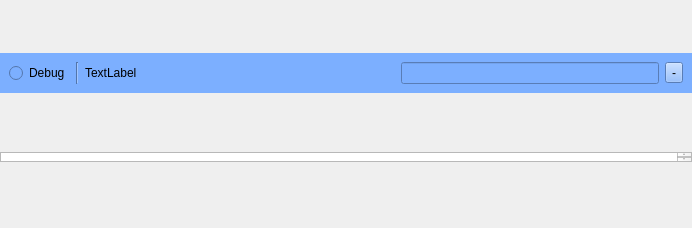
Qt form utils/qtUi/config_operation_old.ui (Halicea/hal_automator) before a commit.
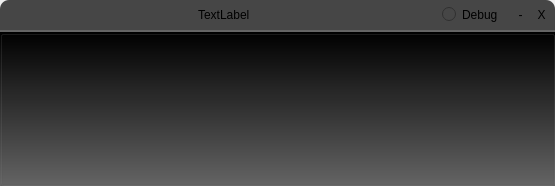
The same form after that commit.

Commit message: trying the replace the operations list with a q list view.

The edit to the form file:
```diff
--- a/utils/qtUi/config_operation_old.ui
+++ b/utils/qtUi/config_operation_old.ui
@@ -6,14 +6,43 @@
    <rect>
     <x>0</x>
     <y>0</y>
-    <width>692</width>
-    <height>228</height>
+    <width>555</width>
+    <height>186</height>
    </rect>
   </property>
+  <property name="minimumSize">
+   <size>
+    <width>300</width>
+    <height>30</height>
+   </size>
+  </property>
   <property name="windowTitle">
    <string>Form</string>
   </property>
-  <layout class="QVBoxLayout" name="verticalLayout_2">
+  <property name="styleSheet">
+   <string notr="true">QGroupBox#groupBox{
+	background-color: qlineargradient(spread:repeat, x1:0, y1:0.011, x2:0, y2:1, stop:0 rgba(0, 0, 0, 255), stop:1 rgba(101, 101, 101, 255));
+}
+
+QFrame#frame{
+background:rgb(70, 70, 70);
+border-top-left-radius: 9px;
+border-top-right-radius: 9px;
+}
+
+{
+text-color:white;
+}
+
+</string>
+  </property>
+  <layout class="QVBoxLayout" name="verticalLayout">
+   <property name="spacing">
+    <number>0</number>
+   </property>
+   <property name="sizeConstraint">
+    <enum>QLayout::SetMinimumSize</enum>
+   </property>
    <property name="leftMargin">
     <number>0</number>
    </property>
@@ -23,6 +52,9 @@
    <property name="rightMargin">
     <number>0</number>
    </property>
+   <property name="bottomMargin">
+    <number>0</number>
+   </property>
    <item>
     <widget class="QFrame" name="frame">
      <property name="sizePolicy">
@@ -31,24 +63,58 @@
        <verstretch>0</verstretch>
       </sizepolicy>
      </property>
+     <property name="minimumSize">
+      <size>
+       <width>0</width>
+       <height>30</height>
+      </size>
+     </property>
+     <property name="baseSize">
+      <size>
+       <width>200</width>
+       <height>15</height>
+      </size>
+     </property>
      <property name="styleSheet">
-      <string notr="true">background:rgb(124, 175, 255)</string>
+      <string notr="true">background:rgb(70, 70, 70);
+border-top-left-radius: 9px;
+border-top-right-radius: 9px;</string>
      </property>
      <layout class="QHBoxLayout" name="lth_top">
       <property name="sizeConstraint">
-       <enum>QLayout::SetMinimumSize</enum>
+       <enum>QLayout::SetDefaultConstraint</enum>
       </property>
+      <property name="leftMargin">
+       <number>5</number>
+      </property>
+      <property name="topMargin">
+       <number>5</number>
+      </property>
+      <property name="rightMargin">
+       <number>5</number>
+      </property>
+      <property name="bottomMargin">
+       <number>5</number>
+      </property>
       <item>
-       <widget class="QRadioButton" name="rbOperation">
-        <property name="text">
-         <string>Debug</string>
+       <widget class="QLineEdit" name="la_description">
+        <property name="sizePolicy">
+         <sizepolicy hsizetype="Expanding" vsizetype="Fixed">
+          <horstretch>0</horstretch>
+          <verstretch>0</verstretch>
+         </sizepolicy>
         </property>
-       </widget>
-      </item>
-      <item>
-       <widget class="Line" name="line">
-        <property name="orientation">
-         <enum>Qt::Vertical</enum>
+        <property name="minimumSize">
+         <size>
+          <width>0</width>
+          <height>0</height>
+         </size>
+        </property>
+        <property name="maximumSize">
+         <size>
+          <width>500</width>
+          <height>16777215</height>
+         </size>
         </property>
        </widget>
       </item>
@@ -79,64 +145,104 @@
        </spacer>
       </item>
       <item>
-       <widget class="QLineEdit" name="la_description">
-        <property name="sizePolicy">
-         <sizepolicy hsizetype="Expanding" vsizetype="Fixed">
-          <horstretch>0</horstretch>
-          <verstretch>0</verstretch>
-         </sizepolicy>
+       <widget class="QRadioButton" name="rbOperation">
+        <property name="text">
+         <string>Debug</string>
         </property>
-        <property name="minimumSize">
-         <size>
-          <width>0</width>
-          <height>0</height>
-         </size>
+       </widget>
+      </item>
+      <item>
+       <widget class="Line" name="line">
+        <property name="orientation">
+         <enum>Qt::Vertical</enum>
         </property>
-        <property name="maximumSize">
-         <size>
-          <width>500</width>
-          <height>16777215</height>
-         </size>
-        </property>
        </widget>
       </item>
       <item>
-       <widget class="QToolButton" name="btn_delete">
+       <widget class="QToolButton" name="btn_toggle">
+        <property name="styleSheet">
+         <string notr="true">font: 15pt &quot;.SF NS Text&quot;;</string>
+        </property>
         <property name="text">
          <string>-</string>
         </property>
+        <property name="shortcut">
+         <string>X, X</string>
+        </property>
+       </widget>
+      </item>
+      <item>
+       <widget class="QToolButton" name="btn_delete">
+        <property name="text">
+         <string>X</string>
+        </property>
+        <property name="shortcut">
+         <string>X</string>
+        </property>
        </widget>
       </item>
      </layout>
     </widget>
    </item>
    <item>
-    <layout class="QVBoxLayout" name="ltv_content">
-     <property name="sizeConstraint">
-      <enum>QLayout::SetMaximumSize</enum>
-     </property>
-    </layout>
-   </item>
-   <item>
-    <widget class="QPlainTextEdit" name="txtOutput">
+    <widget class="QGroupBox" name="groupBox">
      <property name="sizePolicy">
-      <sizepolicy hsizetype="Expanding" vsizetype="Minimum">
+      <sizepolicy hsizetype="Preferred" vsizetype="Expanding">
        <horstretch>0</horstretch>
        <verstretch>0</verstretch>
       </sizepolicy>
      </property>
-     <property name="maximumSize">
-      <size>
-       <width>16777215</width>
-       <height>10</height>
-      </size>
-     </property>
-     <property name="baseSize">
+     <property name="minimumSize">
       <size>
        <width>0</width>
-       <height>10</height>
+       <height>100</height>
       </size>
      </property>
+     <property name="title">
+      <string/>
+     </property>
+     <property name="flat">
+      <bool>false</bool>
+     </property>
+     <property name="checkable">
+      <bool>false</bool>
+     </property>
+     <layout class="QVBoxLayout" name="verticalLayout_2">
+      <property name="sizeConstraint">
+       <enum>QLayout::SetMinimumSize</enum>
+      </property>
+      <property name="leftMargin">
+       <number>0</number>
+      </property>
+      <property name="topMargin">
+       <number>0</number>
+      </property>
+      <property name="rightMargin">
+       <number>0</number>
+      </property>
+      <property name="bottomMargin">
+       <number>0</number>
+      </property>
+      <item>
+       <layout class="QVBoxLayout" name="ltv_content">
+        <property name="sizeConstraint">
+         <enum>QLayout::SetMinimumSize</enum>
+        </property>
+        <property name="leftMargin">
+         <number>0</number>
+        </property>
+        <property name="topMargin">
+         <number>0</number>
+        </property>
+        <property name="rightMargin">
+         <number>0</number>
+        </property>
+        <property name="bottomMargin">
+         <number>0</number>
+        </property>
+       </layout>
+      </item>
+     </layout>
     </widget>
    </item>
   </layout>
```
The commit also changes 14 other files.
